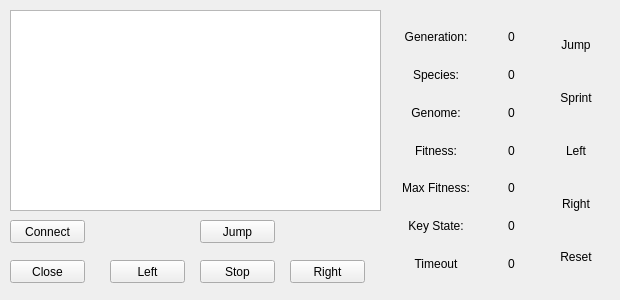
This is RoboCopClient/mainwindow.ui in Alex-BusNet/SuperCopRemastered as Qt 5 draws it before an edit. The edited form follows.
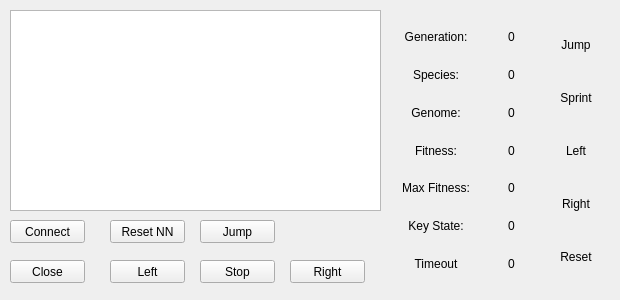
This is the edited form. Icons and pictures are not drawn.

Patch:
```diff
--- a/RoboCopClient/mainwindow.ui
+++ b/RoboCopClient/mainwindow.ui
@@ -355,6 +355,19 @@
      </item>
     </layout>
    </widget>
+   <widget class="QPushButton" name="resetNNPB">
+    <property name="geometry">
+     <rect>
+      <x>110</x>
+      <y>220</y>
+      <width>75</width>
+      <height>23</height>
+     </rect>
+    </property>
+    <property name="text">
+     <string>Reset NN</string>
+    </property>
+   </widget>
   </widget>
  </widget>
  <layoutdefault spacing="6" margin="11"/>
```
